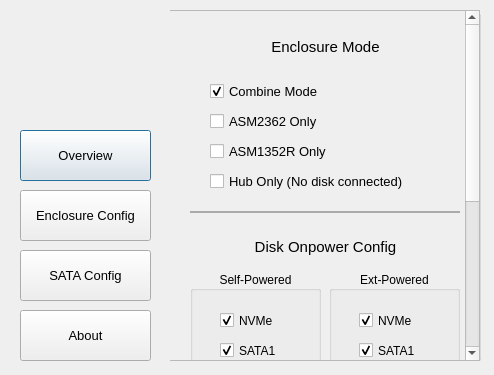
This is ultra_enclosure_manager.ui in barryblueice/R-SODIUM-Ultra-Enclosure-Manager as Qt 5 draws it before an edit. The edited form follows.
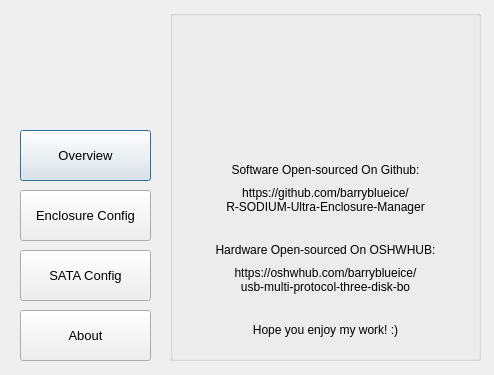
This is the edited form. Icons and pictures are not drawn.

Diff of the .ui file:
```diff
--- a/ultra_enclosure_manager.ui
+++ b/ultra_enclosure_manager.ui
@@ -474,7 +474,7 @@
      <property name="geometry">
       <rect>
        <x>0</x>
-       <y>0</y>
+       <y>-286</y>
        <width>297</width>
        <height>635</height>
       </rect>
@@ -1169,14 +1169,17 @@
    <widget class="QLabel" name="label_17">
     <property name="geometry">
      <rect>
-      <x>80</x>
-      <y>170</y>
-      <width>151</width>
-      <height>16</height>
+      <x>10</x>
+      <y>150</y>
+      <width>291</width>
+      <height>20</height>
      </rect>
     </property>
     <property name="text">
-     <string>Open-sourced On Github:</string>
+     <string>Software Open-sourced On Github:</string>
+    </property>
+    <property name="alignment">
+     <set>Qt::AlignmentFlag::AlignCenter</set>
     </property>
     <property name="openExternalLinks">
      <bool>false</bool>
@@ -1189,7 +1192,7 @@
     <property name="geometry">
      <rect>
       <x>10</x>
-      <y>190</y>
+      <y>170</y>
       <width>291</width>
       <height>41</height>
      </rect>
@@ -1209,7 +1212,7 @@
     <property name="geometry">
      <rect>
       <x>10</x>
-      <y>250</y>
+      <y>310</y>
       <width>291</width>
       <height>20</height>
      </rect>
@@ -1221,16 +1224,58 @@
      <set>Qt::AlignmentFlag::AlignCenter</set>
     </property>
    </widget>
+   <widget class="QLabel" name="label_23">
+    <property name="geometry">
+     <rect>
+      <x>0</x>
+      <y>250</y>
+      <width>311</width>
+      <height>41</height>
+     </rect>
+    </property>
+    <property name="text">
+     <string>https://oshwhub.com/barryblueice/
+usb-multi-protocol-three-disk-bo</string>
+    </property>
+    <property name="alignment">
+     <set>Qt::AlignmentFlag::AlignCenter</set>
+    </property>
+    <property name="textInteractionFlags">
+     <set>Qt::TextInteractionFlag::LinksAccessibleByKeyboard|Qt::TextInteractionFlag::LinksAccessibleByMouse|Qt::TextInteractionFlag::TextBrowserInteraction|Qt::TextInteractionFlag::TextEditable|Qt::TextInteractionFlag::TextEditorInteraction|Qt::TextInteractionFlag::TextSelectableByKeyboard|Qt::TextInteractionFlag::TextSelectableByMouse</set>
+    </property>
+   </widget>
+   <widget class="QLabel" name="label_24">
+    <property name="geometry">
+     <rect>
+      <x>10</x>
+      <y>230</y>
+      <width>291</width>
+      <height>20</height>
+     </rect>
+    </property>
+    <property name="text">
+     <string>Hardware Open-sourced On OSHWHUB:</string>
+    </property>
+    <property name="alignment">
+     <set>Qt::AlignmentFlag::AlignCenter</set>
+    </property>
+    <property name="openExternalLinks">
+     <bool>false</bool>
+    </property>
+    <property name="textInteractionFlags">
+     <set>Qt::TextInteractionFlag::NoTextInteraction</set>
+    </property>
+   </widget>
   </widget>
   <zorder>overview_button</zorder>
   <zorder>label_2</zorder>
   <zorder>SATA_Interface_button</zorder>
   <zorder>boxmode_button</zorder>
   <zorder>about_button</zorder>
-  <zorder>overview</zorder>
   <zorder>sataconfig</zorder>
-  <zorder>about</zorder>
   <zorder>boxmode</zorder>
+  <zorder>overview</zorder>
+  <zorder>about</zorder>
  </widget>
  <resources>
   <include location="usm.qrc"/>
```
